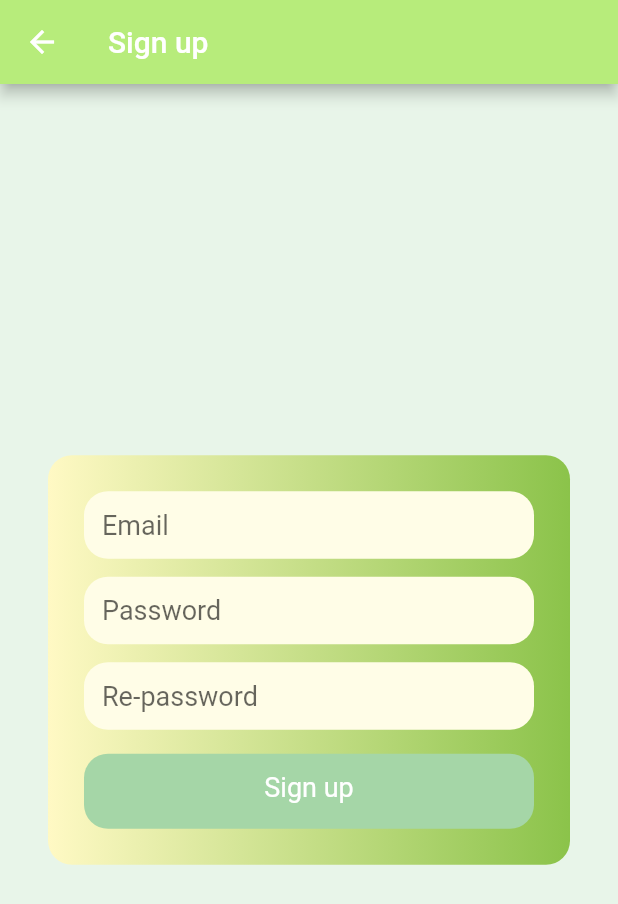
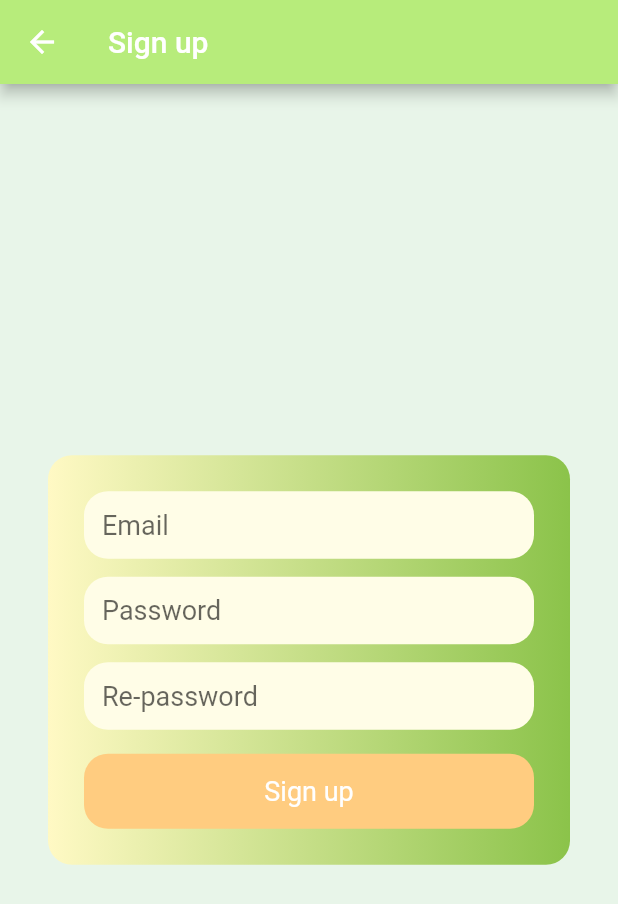
Before and after one commit to ChaiyapanJack/project_flutter_mobile_app_kmutt, a Flutter app: the MySignUpPage screen opened directly, on a phone screen of 412 x 824 dp. Shown: the top 904 px of the screen. Run offline on Flutter 3.47's test engine with Material 2 defaults, Android fonts, the phone set to English and light mode, and no system bars; our stand-ins replace firebase_auth, firebase_core; missing offline and left inert: flutterfire_ui; accounts and stored records are empty.

Commit message:
Add onTab btn singup

```diff
--- a/lib/login_signup_page.dart
+++ b/lib/login_signup_page.dart
@@ -145,14 +145,14 @@ Widget buildButtonRegister(BuildContext context) {
             child: InkWell(
               borderRadius: BorderRadius.all(Radius.circular(16)),
               onTap: () {
-                print('Tapped! Sign UP');
+                print('Tapped! Register');
                 Navigator.push(
                   context,
                   MaterialPageRoute(builder: (context) => MySignUpPage()),
                 );
               },
               child: Text(
-                "Sign up",
+                "Register",
                 textAlign: TextAlign.center,
                 style: TextStyle(fontSize: 18, color: Colors.white),
               ),
--- a/lib/signup_page.dart
+++ b/lib/signup_page.dart
@@ -40,14 +40,30 @@ class _MySignUpPageState extends State<MySignUpPage> {
             )));
   }
 
-  Container buildButtonSignUp(BuildContext context) {
+  Widget buildButtonSignUp(BuildContext context) {
     return Container(
         constraints: BoxConstraints.expand(height: 50),
-        child: Text("Sign up",
-            textAlign: TextAlign.center,
-            style: TextStyle(fontSize: 18, color: Colors.white)),
+        // ignore: sort_child_properties_last
+        child: Center(
+          child: Container(
+            child: Material(
+              type: MaterialType.transparency,
+              child: InkWell(
+                borderRadius: BorderRadius.all(Radius.circular(16)),
+                onTap: () {
+                  print('Tapped! Sign up');
+                },
+                child: Text(
+                  "Sign up",
+                  textAlign: TextAlign.center,
+                  style: TextStyle(fontSize: 18, color: Colors.white),
+                ),
+              ),
+            ),
+          ),
+        ),
         decoration: BoxDecoration(
-            borderRadius: BorderRadius.circular(16), color: Colors.green[200]),
+            borderRadius: BorderRadius.circular(16), color: Colors.orange[200]),
         margin: EdgeInsets.only(top: 16),
         padding: EdgeInsets.all(12));
   }
```
Also changed, not shown: lib/home.dart (+8 -5 lines).
